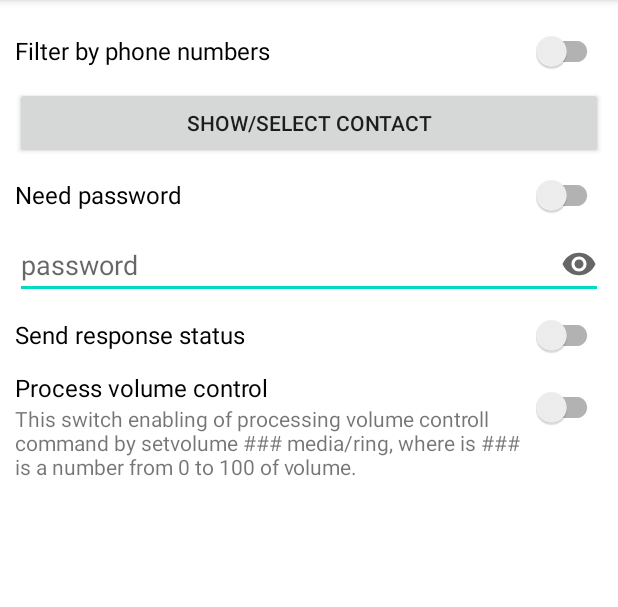
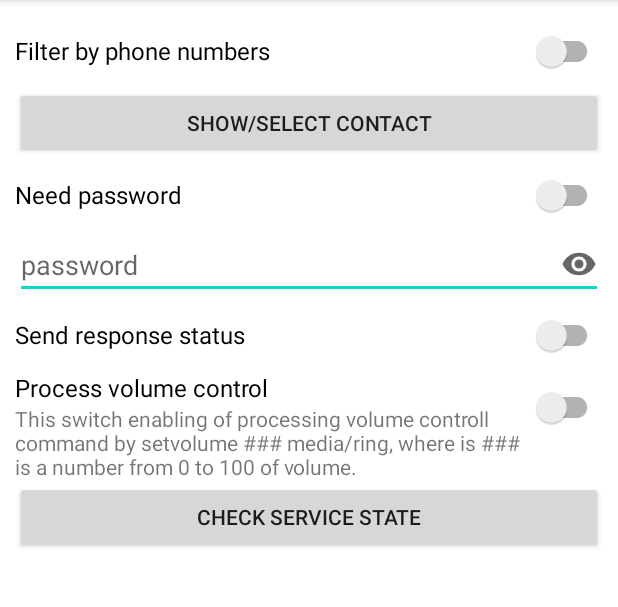
Before and after one commit to EugenySychev/SmsRemoteControl, an Android app: the screen it shows after launch (MainActivity), on a phone screen of 412 x 824 dp, the part 84-691 px from its top. Run offline under Robolectric (Android 15) with nearby library versions, the phone set to English and light mode, and no system bars; 1 statement that could not run was skipped.

Commit message:
Now I have foreground service

```diff
--- a/app/src/main/AndroidManifest.xml
+++ b/app/src/main/AndroidManifest.xml
@@ -8,6 +8,7 @@
     <uses-permission android:name="android.permission.READ_PHONE_NUMBERS" />
     <uses-permission android:name="android.permission.READ_SMS" />
     <uses-permission android:name="android.permission.RECEIVE_BOOT_COMPLETED"/>
+    <uses-permission android:name="android.permission.FOREGROUND_SERVICE" />
 
     <application
         android:allowBackup="true"
@@ -30,6 +31,9 @@
                 <action android:name="android.intent.action.BOOT_COMPLETED" />
             </intent-filter>
         </receiver>
+        <service
+            android:name=".service.SmsHandlingService"
+            android:enabled="true"/>
     </application>
 
 </manifest>
--- a/app/src/main/java/com/sychev/smsremotecontrol/MainActivity.java
+++ b/app/src/main/java/com/sychev/smsremotecontrol/MainActivity.java
@@ -1,14 +1,73 @@
 package com.sychev.smsremotecontrol;
 
 import androidx.appcompat.app.AppCompatActivity;
+import androidx.appcompat.widget.AppCompatButton;
+import androidx.core.content.ContextCompat;
 
+import android.app.ActivityManager;
+import android.content.ComponentName;
+import android.content.Context;
+import android.content.Intent;
+import android.content.ServiceConnection;
 import android.os.Bundle;
+import android.os.IBinder;
+import android.view.View;
+import android.widget.TextView;
+
+import com.sychev.smsremotecontrol.service.SmsHandlingService;
 
 public class MainActivity extends AppCompatActivity {
 
+
+    private SmsHandlingService mService;
+    private boolean mBound;
+    private ServiceConnection connection = new ServiceConnection() {
+
+        @Override
+        public void onServiceConnected(ComponentName className,
+                                       IBinder service) {
+            // We've bound to LocalService, cast the IBinder and get LocalService instance
+            SmsHandlingService.SmsServiceBinder binder = (SmsHandlingService.SmsServiceBinder) service;
+            mService = binder.getService();
+            mBound = true;
+        }
+
+        @Override
+        public void onServiceDisconnected(ComponentName arg0) {
+            mBound = false;
+        }
+    };
     @Override
     protected void onCreate(Bundle savedInstanceState) {
         super.onCreate(savedInstanceState);
         setContentView(R.layout.activity_main);
+
+        Intent intent = new Intent(this, SmsHandlingService.class);
+        int flags = Context.BIND_AUTO_CREATE | Context.BIND_IMPORTANT;
+        bindService(intent, connection, flags);
+
+        TextView serviceStateTextView = findViewById(R.id.serviceStateTextView);
+        AppCompatButton button = findViewById(R.id.checkServiceStateButton);
+        button.setOnClickListener(new View.OnClickListener() {
+            @Override
+            public void onClick(View v) {
+                if (mBound) {
+                    serviceStateTextView.setText("Service binded" + (mService.getIsRunning() ? " started" : " stoped"));
+                } else {
+                    serviceStateTextView.setText("Something goes wrong" + (mService.getIsRunning() ? " started" : " stoped"));
+                }
+
+                if (!mService.getIsRunning())
+                    startForegroundService(intent);
+
+            }
+        });
+    }
+
+    @Override
+    protected void onStop() {
+        super.onStop();
+        unbindService(connection);
+        mBound = false;
     }
 }
--- a/app/src/main/java/com/sychev/smsremotecontrol/service/SmsReceiver.java
+++ b/app/src/main/java/com/sychev/smsremotecontrol/service/SmsReceiver.java
@@ -22,6 +22,7 @@ public class SmsReceiver extends BroadcastReceiver {
             for (SmsMessage message : Telephony.Sms.Intents.getMessagesFromIntent(intent)) {
                 String from = message.getOriginatingAddress();
                 String text = message.getMessageBody();
+
                 if (handler != null)
                     handler.processIncomingSms(from, text);
             }
--- a/app/src/main/res/layout/activity_main.xml
+++ b/app/src/main/res/layout/activity_main.xml
@@ -72,6 +72,16 @@
 
         </RelativeLayout>
 
+        <androidx.appcompat.widget.AppCompatButton
+            android:layout_width="match_parent"
+            android:layout_height="wrap_content"
+            android:text="@string/check_service_state"
+            android:id="@+id/checkServiceStateButton" />
+        <TextView
+            android:layout_width="match_parent"
+            android:layout_height="wrap_content"
+            android:id="@+id/serviceStateTextView" />
     </LinearLayout>
 
+
 </androidx.constraintlayout.widget.ConstraintLayout>
--- a/app/src/main/res/values/strings.xml
+++ b/app/src/main/res/values/strings.xml
@@ -7,4 +7,5 @@
     <string name="this_switch">This switch enabling of processing volume controll command by setvolume ### media/ring, where is ### is a number from 0 to 100 of volume.</string>
     <string name="process_volume_control">Process volume control</string>
     <string name="send_response_status">Send response status</string>
+    <string name="check_service_state">Check service state</string>
 </resources>
```
Also changed, not shown: app/src/main/java/com/sychev/smsremotecontrol/data/SettingsStore.java (added, +44 -0 lines), app/src/main/java/com/sychev/smsremotecontrol/service/CallSilentPhoneService.java (deleted, +0 -30 lines), app/src/main/java/com/sychev/smsremotecontrol/service/SmsHandlingService.java (added, +109 -0 lines), app/src/main/java/com/sychev/smsremotecontrol/service/StartMyServiceAtBootReceiver.java (+8 -2 lines).
